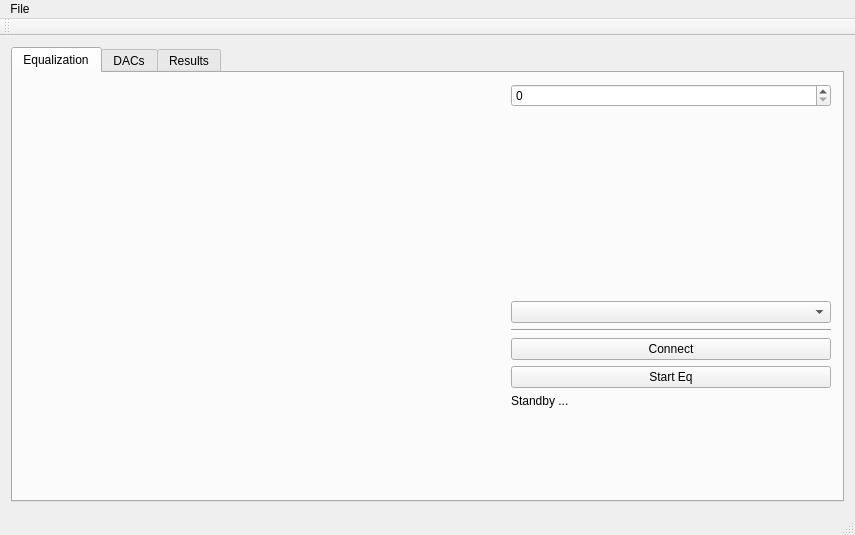
navrit/dexter, file SpidrMpx3Eq/mpx3gui.ui: the form before one commit.
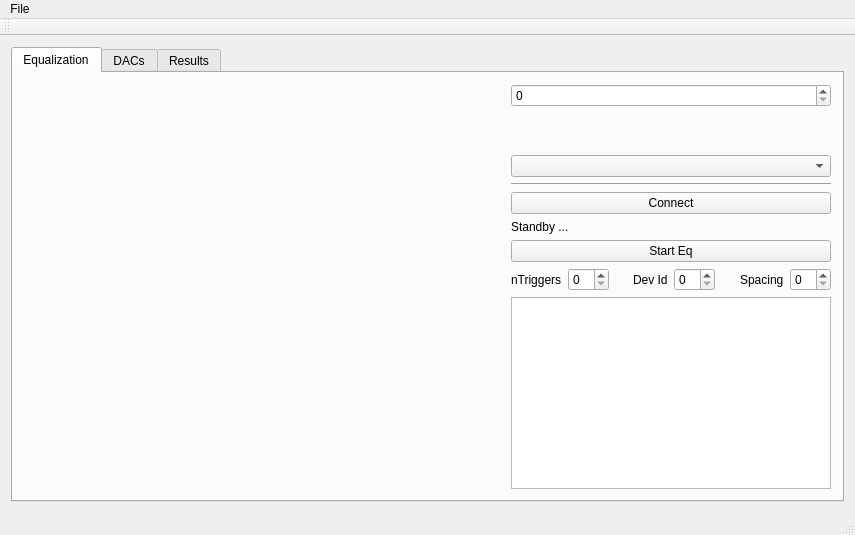
The form after the commit. Custom widgets are drawn as their Qt base class.

```diff
--- a/SpidrMpx3Eq/mpx3gui.ui
+++ b/SpidrMpx3Eq/mpx3gui.ui
@@ -41,7 +41,7 @@
            </widget>
           </item>
           <item>
-           <layout class="QVBoxLayout" name="verticalLayout" stretch="0,8,0,0,0,0,0,0,4">
+           <layout class="QVBoxLayout" name="verticalLayout" stretch="0,8,0,0,0,0,0,0">
             <item>
              <widget class="QSpinBox" name="frameSpinner">
               <property name="maximum">
@@ -79,13 +79,6 @@
               </property>
              </widget>
             </item>
-            <item>
-             <widget class="QPushButton" name="_startEq">
-              <property name="text">
-               <string>Start Eq</string>
-              </property>
-             </widget>
-            </item>
             <item>
              <widget class="QLabel" name="_statusLabel">
               <property name="text">
@@ -94,17 +87,78 @@
              </widget>
             </item>
             <item>
-             <spacer name="verticalSpacer">
-              <property name="orientation">
-               <enum>Qt::Vertical</enum>
+             <widget class="QPushButton" name="_startEq">
+              <property name="text">
+               <string>Start Eq</string>
               </property>
-              <property name="sizeHint" stdset="0">
-               <size>
-                <width>20</width>
-                <height>40</height>
-               </size>
-              </property>
-             </spacer>
+             </widget>
+            </item>
+            <item>
+             <layout class="QVBoxLayout" name="verticalLayout_7">
+              <item>
+               <layout class="QHBoxLayout" name="horizontalLayout_8">
+                <item>
+                 <widget class="QLabel" name="eqLabelnTriggers">
+                  <property name="text">
+                   <string>nTriggers</string>
+                  </property>
+                 </widget>
+                </item>
+                <item>
+                 <widget class="QSpinBox" name="nTriggersSpinBox"/>
+                </item>
+                <item>
+                 <spacer name="horizontalSpacer_3">
+                  <property name="orientation">
+                   <enum>Qt::Horizontal</enum>
+                  </property>
+                  <property name="sizeHint" stdset="0">
+                   <size>
+                    <width>40</width>
+                    <height>20</height>
+                   </size>
+                  </property>
+                 </spacer>
+                </item>
+                <item>
+                 <widget class="QLabel" name="eqLabelDevId">
+                  <property name="text">
+                   <string>Dev Id</string>
+                  </property>
+                 </widget>
+                </item>
+                <item>
+                 <widget class="QSpinBox" name="devIdSpinBox"/>
+                </item>
+                <item>
+                 <spacer name="horizontalSpacer_4">
+                  <property name="orientation">
+                   <enum>Qt::Horizontal</enum>
+                  </property>
+                  <property name="sizeHint" stdset="0">
+                   <size>
+                    <width>40</width>
+                    <height>20</height>
+                   </size>
+                  </property>
+                 </spacer>
+                </item>
+                <item>
+                 <widget class="QLabel" name="eqLabelSpacing">
+                  <property name="text">
+                   <string>Spacing</string>
+                  </property>
+                 </widget>
+                </item>
+                <item>
+                 <widget class="QSpinBox" name="spacingSpinBox"/>
+                </item>
+               </layout>
+              </item>
+             </layout>
+            </item>
+            <item>
+             <widget class="QTextBrowser" name="eqTextBrowser"/>
             </item>
            </layout>
           </item>
```
Left out of the diff: 4 changed lines with no effect on the pictures.
